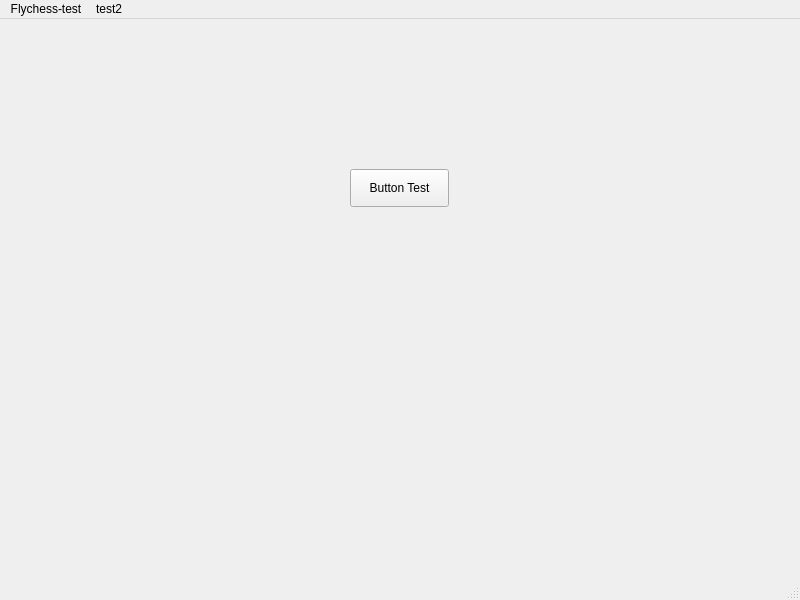
Qt form client/src/MainWindow.ui (Kez-Jo1909/NO_Flychess) before a commit.
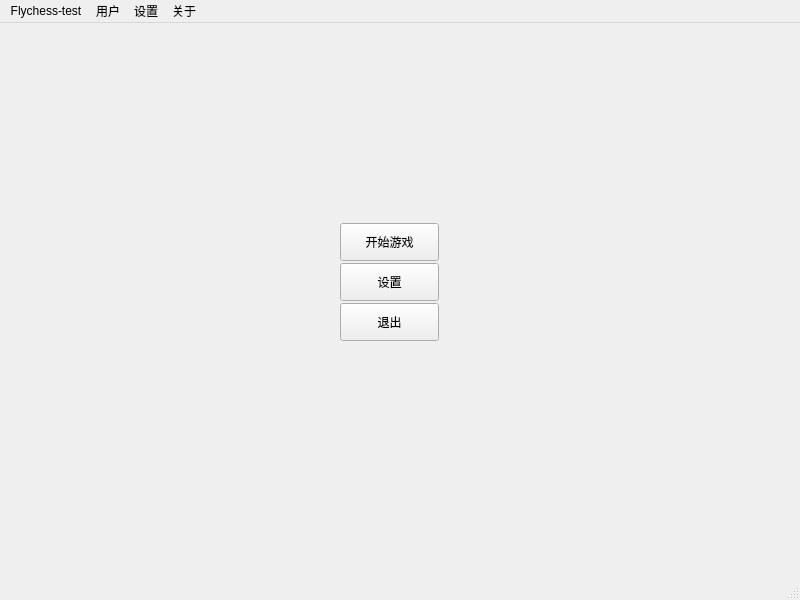
The same form after that commit. Icons and pictures are not drawn.

Commit message: [add]main menu

The edit to the form file:
```diff
--- a/client/src/MainWindow.ui
+++ b/client/src/MainWindow.ui
@@ -13,20 +13,70 @@
   <property name="windowTitle">
    <string>MainWindow</string>
   </property>
-  <widget class="QWidget" name="centralwidget">
-   <widget class="QPushButton" name="pushButton">
+  <property name="windowIcon">
+   <iconset>
+    <normaloff>../../../../frontend/src/takina.png</normaloff>../../../../frontend/src/takina.png</iconset>
+  </property>
+  <widget class="QWidget" name="MainMenuWidget">
+   <widget class="QPushButton" name="StartButton">
     <property name="geometry">
      <rect>
-      <x>350</x>
-      <y>150</y>
+      <x>340</x>
+      <y>200</y>
       <width>99</width>
       <height>38</height>
      </rect>
     </property>
     <property name="text">
-     <string>Button Test</string>
+     <string>开始游戏</string>
     </property>
    </widget>
+   <widget class="QLabel" name="SakanaLabel">
+    <property name="geometry">
+     <rect>
+      <x>590</x>
+      <y>350</y>
+      <width>201</width>
+      <height>191</height>
+     </rect>
+    </property>
+    <property name="text">
+     <string/>
+    </property>
+    <property name="pixmap">
+     <pixmap>../../frontend/src/takina.png</pixmap>
+    </property>
+   </widget>
+   <widget class="QPushButton" name="SettingsButton">
+    <property name="geometry">
+     <rect>
+      <x>340</x>
+      <y>240</y>
+      <width>99</width>
+      <height>38</height>
+     </rect>
+    </property>
+    <property name="text">
+     <string>设置</string>
+    </property>
+   </widget>
+   <widget class="QPushButton" name="ExitButton">
+    <property name="geometry">
+     <rect>
+      <x>340</x>
+      <y>280</y>
+      <width>99</width>
+      <height>38</height>
+     </rect>
+    </property>
+    <property name="text">
+     <string>退出</string>
+    </property>
+   </widget>
+   <zorder>StartButton</zorder>
+   <zorder>SettingsButton</zorder>
+   <zorder>ExitButton</zorder>
+   <zorder>SakanaLabel</zorder>
   </widget>
   <widget class="QMenuBar" name="menubar">
    <property name="geometry">
@@ -44,11 +94,23 @@
    </widget>
    <widget class="QMenu" name="menutest2">
     <property name="title">
-     <string>test2</string>
+     <string>设置</string>
+    </property>
+   </widget>
+   <widget class="QMenu" name="menu">
+    <property name="title">
+     <string>用户</string>
+    </property>
+   </widget>
+   <widget class="QMenu" name="menu_about">
+    <property name="title">
+     <string>关于</string>
     </property>
    </widget>
    <addaction name="menuFlychess"/>
+   <addaction name="menu"/>
    <addaction name="menutest2"/>
+   <addaction name="menu_about"/>
   </widget>
   <widget class="QStatusBar" name="statusbar"/>
  </widget>
```
Left out of the diff: 2 changed lines with no effect on the pictures. The commit also changes 4 other files.
